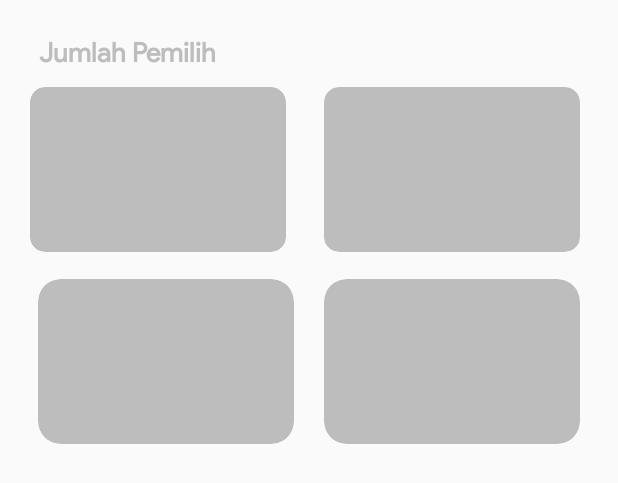
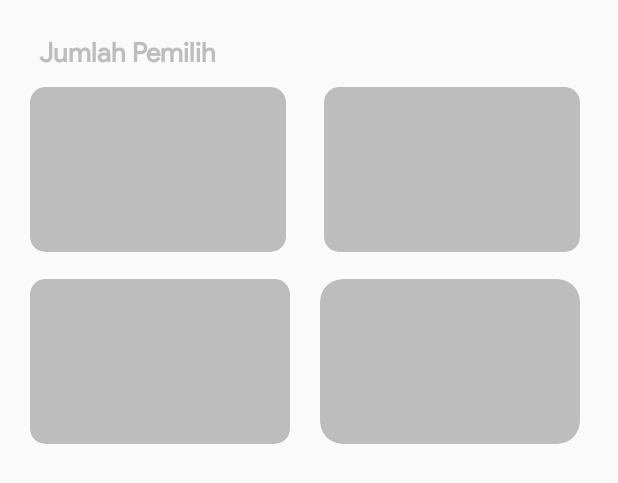
Before and after one commit to imufiid/pilwali-app, an Android app: the layout shimmer_jumlah_pemilih.xml on its own in the app's theme, with its tools: preview values and no code run, on a phone screen of 412 x 824 dp. Shown: the top 483 px of the screen. Run offline under Robolectric (Android 15) with nearby library versions, the phone set to English and light mode, and no system bars; network calls fail.

Commit message:
update shimmer

```diff
--- a/app/src/main/res/layout/shimmer_image_slider.xml
+++ b/app/src/main/res/layout/shimmer_image_slider.xml
@@ -2,7 +2,7 @@
 <androidx.constraintlayout.widget.ConstraintLayout
     xmlns:android="http://schemas.android.com/apk/res/android"
     android:layout_width="match_parent"
-    android:layout_height="140dp"
+    android:layout_height="180dp"
     android:background="@color/colorDivider">
 
 </androidx.constraintlayout.widget.ConstraintLayout>
--- a/app/src/main/res/layout/shimmer_jumlah_pemilih.xml
+++ b/app/src/main/res/layout/shimmer_jumlah_pemilih.xml
@@ -62,11 +62,10 @@
         <androidx.cardview.widget.CardView
             android:layout_width="320dp"
             android:layout_height="110dp"
-            android:layout_marginEnd="10dp"
-            android:layout_marginStart="15dp"
+            android:layout_marginHorizontal="10dp"
             android:layout_weight="1"
             android:backgroundTint="@color/colorDivider"
-            app:cardCornerRadius="15dp"
+            app:cardCornerRadius="10dp"
             app:cardElevation="0dp">
 
         </androidx.cardview.widget.CardView>
```
